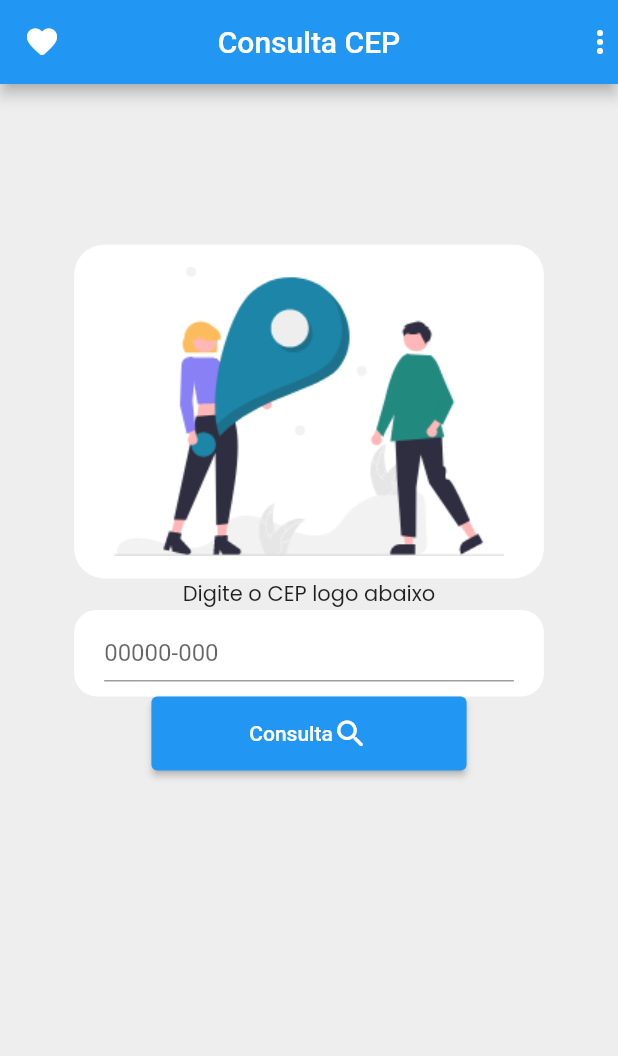
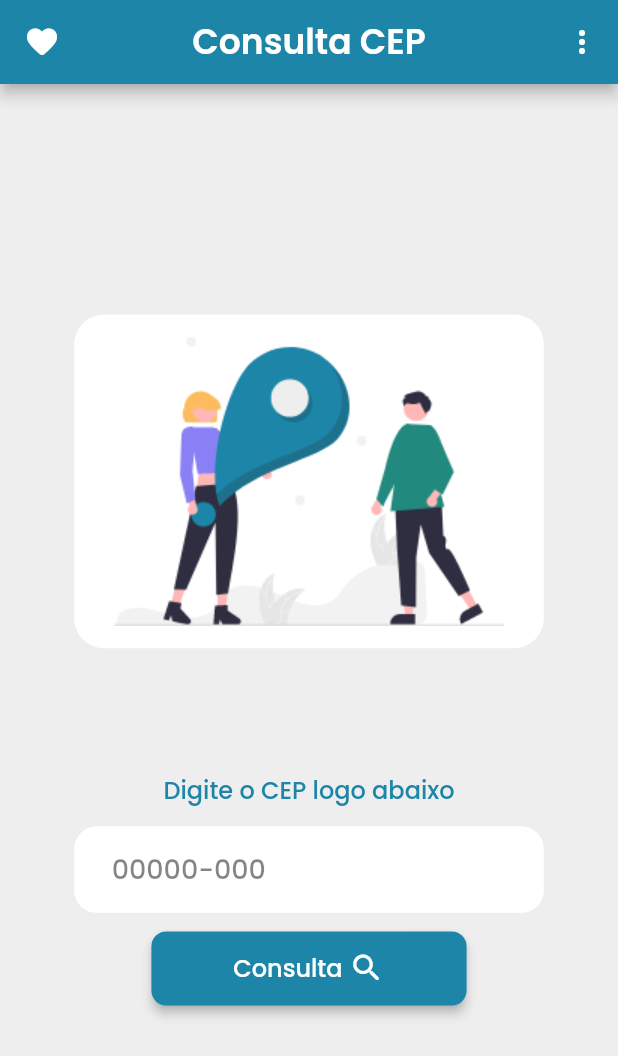
Before and after one commit to rm3d0nc4/Consulta-CEP, a Flutter app: the screen it shows after launch, on a phone screen of 412 x 824 dp. Shown: the top 1056 px of the screen. Run offline on Flutter 3.47's test engine with Material 2 defaults, Android fonts, the phone set to English and light mode, and no system bars.

Commit message:
Adicionando estilos na homePage

```diff
--- a/lib/main.dart
+++ b/lib/main.dart
@@ -13,9 +13,6 @@ class ConsultaCep extends StatelessWidget {
   Widget build(BuildContext context) {
     return MaterialApp(
       title: 'Flutter Demo',
-      theme: ThemeData(
-        primarySwatch: Colors.blue,
-      ),
       home: HomePage(),
     );
   }
--- a/lib/pages/home_page.dart
+++ b/lib/pages/home_page.dart
@@ -1,9 +1,8 @@
 import 'package:flutter/material.dart';
-import 'package:flutter/painting.dart';
-import 'package:flutter/services.dart';
-import 'package:flutter_svg/flutter_svg.dart';
 
 class HomePage extends StatelessWidget {
+  const HomePage({Key? key}) : super(key: key);
+
   @override
   Widget build(BuildContext context) {
     double width = MediaQuery.of(context).size.width;
@@ -11,19 +10,27 @@ class HomePage extends StatelessWidget {
     return Scaffold(
       backgroundColor: const Color(0xFFeeeeee),
       appBar: AppBar(
-        leading: const Icon(Icons.favorite_rounded),
+        backgroundColor: const Color(0xFF1C85A8),
+        leading: IconButton(
+            onPressed: () {}, icon: const Icon(Icons.favorite_rounded)),
         centerTitle: true,
-        title: const Text('Consulta CEP'),
-        actions: const [
-          Icon(Icons.more_vert_rounded),
+        title: const Text(
+          'Consulta CEP',
+          style: TextStyle(
+              fontSize: 23, fontFamily: 'Poppins', fontWeight: FontWeight.bold),
+        ),
+        actions: [
+          IconButton(
+              onPressed: () {}, icon: const Icon(Icons.more_vert_rounded)),
         ],
       ),
       body: Column(
+        mainAxisAlignment: MainAxisAlignment.center,
         crossAxisAlignment: CrossAxisAlignment.center,
         children: [
-          SizedBox(height: height * .13),
           Center(
             child: Container(
+              margin: EdgeInsets.fromLTRB(0, 0, 0, height * .1),
               alignment: Alignment.center,
               decoration: BoxDecoration(
                 borderRadius: BorderRadius.circular(20),
@@ -34,20 +41,44 @@ class HomePage extends StatelessWidget {
               child: Image.asset('assets/images/Grupo 4.png'),
             ),
           ),
-          const Text(
+          Column(
+            mainAxisSize: MainAxisSize.max,
+            mainAxisAlignment: MainAxisAlignment.spaceAround,
+            children: [
+              Container(
+                margin: EdgeInsets.fromLTRB(0, 0, 0, height * .015),
+                child: const Text(
                   'Digite o CEP logo abaixo',
-            style: TextStyle(fontFamily: 'Poppins'),
+                  style: TextStyle(
+                      color: Color(0xFF1C85A8),
+                      fontFamily: 'Poppins',
+                      fontSize: 16,
+                      fontWeight: FontWeight.w500),
+                ),
               ),
               Container(
+                margin: EdgeInsets.fromLTRB(0, 0, 0, height * .015),
                 width: width * .76,
                 height: height * .07,
-            padding: const EdgeInsets.fromLTRB(20, 10, 20, 10),
+                alignment: Alignment.center,
+                padding: const EdgeInsets.fromLTRB(25, 0, 25, 0),
                 decoration: BoxDecoration(
                   borderRadius: BorderRadius.circular(15),
                   color: const Color(0xFFFFFFFF),
                 ),
                 child: const TextField(
-              decoration: InputDecoration(hintText: '00000-000'),
+                  keyboardType: TextInputType.number,
+                  textAlign: TextAlign.start,
+                  textAlignVertical: TextAlignVertical.top,
+                  decoration: InputDecoration(
+                    border: InputBorder.none,
+                    hintText: '00000-000',
+                    hintStyle: TextStyle(
+                        color: Color.fromRGBO(33, 33, 33, 0.55),
+                        fontFamily: 'Poppins',
+                        fontSize: 18,
+                        fontWeight: FontWeight.w500),
+                  ),
                 ),
               ),
               ElevatedButton(
@@ -55,15 +86,27 @@ class HomePage extends StatelessWidget {
                 child: Row(
                   mainAxisAlignment: MainAxisAlignment.spaceEvenly,
                   mainAxisSize: MainAxisSize.min,
-              children: [
-                Text('Consulta'),
+                  children: const [
+                    Text(
+                      'Consulta ',
+                      style: TextStyle(
+                          fontFamily: 'Poppins',
+                          fontSize: 16,
+                          fontWeight: FontWeight.w500),
+                    ),
                     Icon(
                       Icons.search_rounded,
                     ),
                   ],
                 ),
                 style: ElevatedButton.styleFrom(
+                    elevation: 3,
+                    shape: RoundedRectangleBorder(
+                        borderRadius: BorderRadius.circular(10)),
+                    primary: const Color(0xFF1C85A8),
                     fixedSize: Size(width * .51, height * .06)),
+              ),
+            ],
           ),
         ],
       ),
```
Lines whose indentation alone changed are shown as unchanged.
